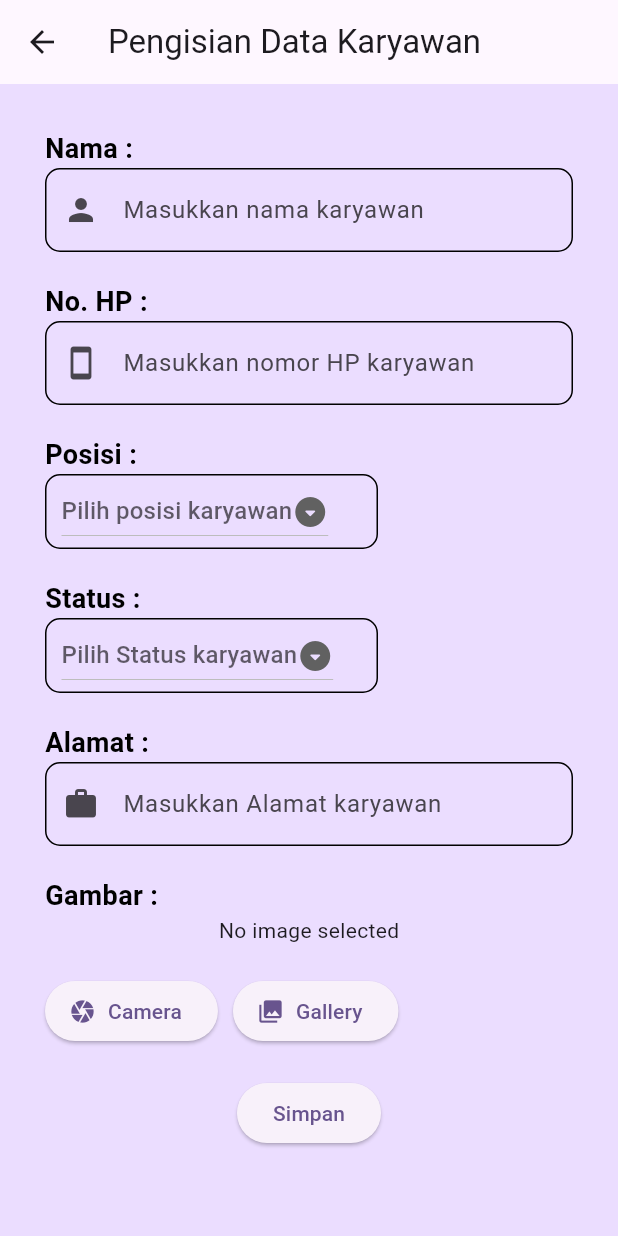
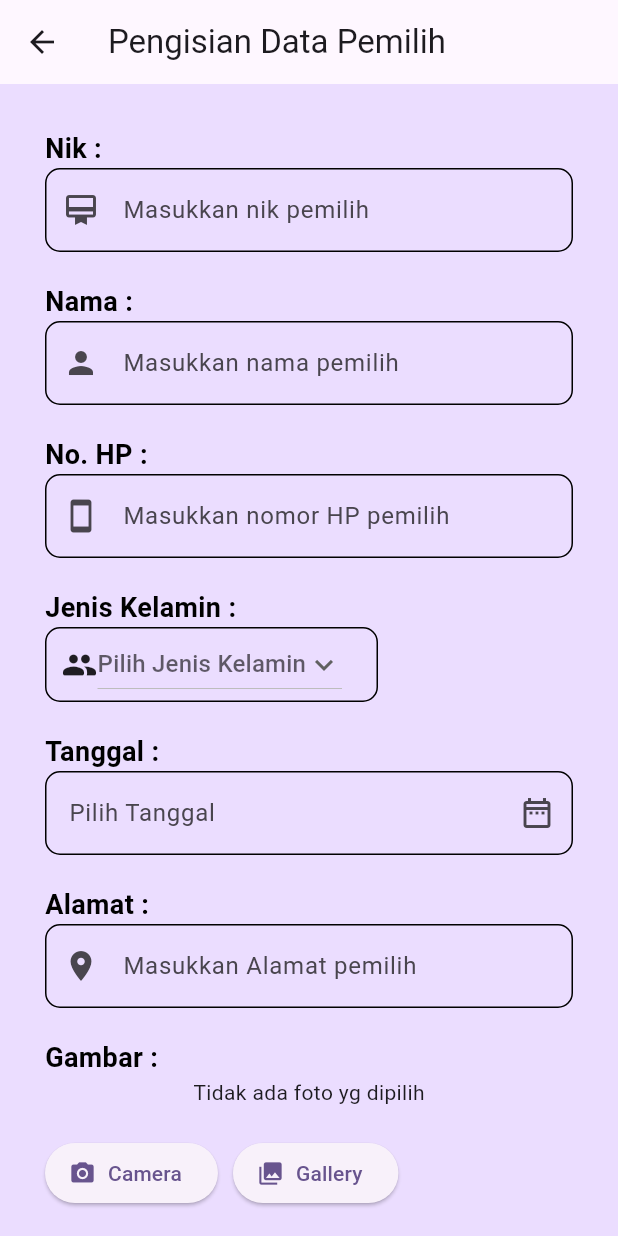
Before and after one commit to Magaretha14/app_data_karyawan, a Flutter app: the screen it shows after launch, after a tap on the "add" icon, on a phone screen of 412 x 824 dp. Run offline on Flutter 3.47's test engine with Material 3 defaults, Android fonts, the phone set to English and light mode, and no system bars; our stand-ins replace cloud_firestore, firebase_core, firebase_storage, geocoding, geolocator, google_maps_flutter and 1 more; accounts and stored records are empty.

Commit message:
mengubah konsep menjadi data pemilih kpu

```diff
--- a/lib/controller/formdata_controller.dart
+++ b/lib/controller/formdata_controller.dart
@@ -3,34 +3,35 @@ import 'dart:async';
 import 'package:app_data_karyawan/model/formdata_model.dart';
 import 'package:cloud_firestore/cloud_firestore.dart';
 
-class DataKaryawanController {
-  final dataCollection = FirebaseFirestore.instance.collection('datakaryawan');
+class DataPemilihController {
+  final dataCollection = FirebaseFirestore.instance.collection('datapemilih');
 
   final StreamController<List<DocumentSnapshot>> streamController =
       StreamController<List<DocumentSnapshot>>.broadcast();
 
   Stream<List<DocumentSnapshot>> get stream => streamController.stream;
 
-  Future<void> addDataKaryawan(FormModel datakaryawan) async {
-    final data = datakaryawan.toMap();
+  Future<void> addDataPemilih(FormModel datapemilih) async {
+    final data = datapemilih.toMap();
 
     final DocumentReference docRef = await dataCollection.add(data);
 
     final String docId = docRef.id;
 
-    final FormModel datakaryawanModel = FormModel(
+    final FormModel datapemilihModel = FormModel(
         id: docId,
-        nama: datakaryawan.nama,
-        notelp: datakaryawan.notelp,
-        posisi: datakaryawan.posisi,
-        status: datakaryawan.status,
-        alamat: datakaryawan.alamat,
-        gambar: datakaryawan.gambar);
+        nik: datapemilih.nik,
+        nama: datapemilih.nama,
+        notelp: datapemilih.notelp,
+        jk: datapemilih.jk,
+        tanggal: datapemilih.tanggal,
+        alamat: datapemilih.alamat,
+        gambar: datapemilih.gambar);
 
-    await docRef.update(datakaryawanModel.toMap());
+    await docRef.update(datapemilihModel.toMap());
   }
 
-  Future getDataKaryawan() async {
+  Future getDataPemilih() async {
     final data = await dataCollection.get();
 
     streamController.add(data.docs);
--- a/lib/model/formdata_model.dart
+++ b/lib/model/formdata_model.dart
@@ -2,18 +2,20 @@ import 'dart:convert';
 
 class FormModel {
   String? id;
+  final String nik;
   final String nama;
   final String notelp;
-  final String posisi;
-  final String status;
+  final String jk;
+  final String tanggal;
   final String alamat;
   final String gambar;
   FormModel({
     this.id,
+    required this.nik,
     required this.nama,
     required this.notelp,
-    required this.posisi,
-    required this.status,
+    required this.jk,
+    required this.tanggal,
     required this.alamat,
     required this.gambar,
   });
@@ -21,10 +23,11 @@ class FormModel {
   Map<String, dynamic> toMap() {
     return {
       'id': id,
+      'nik': nik,
       'nama': nama,
       'notelp': notelp,
-      'posisi': posisi,
-      'status': status,
+      'jk': jk,
+      'tanggal': tanggal,
       'alamat': alamat,
       'gambar': gambar,
     };
@@ -33,10 +36,11 @@ class FormModel {
   factory FormModel.fromMap(Map<String, dynamic> map) {
     return FormModel(
       id: map['id'],
+      nik: map['nik'] ?? '',
       nama: map['nama'] ?? '',
       notelp: map['notelp'] ?? '',
-      posisi: map['posisi'] ?? '',
-      status: map['status'] ?? '',
+      jk: map['jk'] ?? '',
+      tanggal: map['tanggal'] ?? '',
       alamat: map['alamat'] ?? '',
       gambar: map['gambar'] ?? '',
     );
--- a/lib/view/detaildata.dart
+++ b/lib/view/detaildata.dart
@@ -2,21 +2,24 @@ import 'package:app_data_karyawan/view/homepage.dart';
 import 'package:flutter/material.dart';
 
 class DetailDataPage extends StatefulWidget {
-  const DetailDataPage(
-      {super.key,
-      this.id,
-      this.nama,
-      this.notelp,
-      this.posisi,
-      this.status,
-      this.alamat,
-      this.gambar});
+  const DetailDataPage({
+    super.key,
+    this.id,
+    this.nik,
+    this.nama,
+    this.notelp,
+    this.jk,
+    this.tanggal,
+    this.alamat,
+    this.gambar,
+  });
 
   final String? id;
+  final String? nik;
   final String? nama;
   final String? notelp;
-  final String? posisi;
-  final String? status;
+  final String? jk;
+  final String? tanggal;
   final String? alamat;
   final String? gambar;
 
@@ -32,7 +35,7 @@ class _DetailDataPageState extends State<DetailDataPage> {
     return Scaffold(
       backgroundColor: Theme.of(context).colorScheme.primaryContainer,
       appBar: AppBar(
-        title: const Text("Detail Data Karyawan"),
+        title: const Text("Detail Data Pemilih"),
       ),
       body: SafeArea(
         child: Form(
@@ -52,6 +55,34 @@ class _DetailDataPageState extends State<DetailDataPage> {
                       fit: BoxFit.cover,
                     ),
                   ),
+                Container(
+                  alignment: Alignment.centerLeft,
+                  child: const Text(
+                    'Nik :',
+                    style: TextStyle(
+                      color: Colors.black,
+                      fontWeight: FontWeight.bold,
+                      fontSize: 18,
+                    ),
+                  ),
+                ),
+                TextFormField(
+                  keyboardType: TextInputType.name,
+                  decoration: InputDecoration(
+                    prefixIcon: const Icon(Icons.card_membership),
+                    border: OutlineInputBorder(
+                      borderRadius: BorderRadius.circular(10),
+                    ),
+                    enabledBorder: OutlineInputBorder(
+                      borderRadius: BorderRadius.circular(10),
+                    ),
+                  ),
+                  initialValue: widget.nik,
+                  readOnly: true,
+                ),
+                const SizedBox(
+                  height: 20,
+                ),
                 Container(
                   alignment: Alignment.centerLeft,
                   child: const Text(
@@ -111,7 +142,7 @@ class _DetailDataPageState extends State<DetailDataPage> {
                 Container(
                   alignment: Alignment.centerLeft,
                   child: const Text(
-                    'Posisi :',
+                    'Jenis Kelamin :',
                     style: TextStyle(
                       color: Colors.black,
                       fontWeight: FontWeight.bold,
@@ -122,7 +153,7 @@ class _DetailDataPageState extends State<DetailDataPage> {
                 TextFormField(
                   keyboardType: TextInputType.name,
                   decoration: InputDecoration(
-                    prefixIcon: const Icon(Icons.personal_injury_outlined),
+                    prefixIcon: const Icon(Icons.group_rounded),
                     border: OutlineInputBorder(
                       borderRadius: BorderRadius.circular(10),
                     ),
@@ -130,7 +161,7 @@ class _DetailDataPageState extends State<DetailDataPage> {
                       borderRadius: BorderRadius.circular(10),
                     ),
                   ),
-                  initialValue: widget.posisi,
+                  initialValue: widget.jk,
                   readOnly: true,
                 ),
                 const SizedBox(
@@ -139,7 +170,7 @@ class _DetailDataPageState extends State<DetailDataPage> {
                 Container(
                   alignment: Alignment.centerLeft,
                   child: const Text(
-                    'Status :',
+                    'Tanggal :',
                     style: TextStyle(
                       color: Colors.black,
                       fontWeight: FontWeight.bold,
@@ -150,7 +181,7 @@ class _DetailDataPageState extends State<DetailDataPage> {
                 TextFormField(
                   keyboardType: TextInputType.name,
                   decoration: InputDecoration(
-                    prefixIcon: const Icon(Icons.offline_pin),
+                    prefixIcon: const Icon(Icons.date_range_outlined),
                     border: OutlineInputBorder(
                       borderRadius: BorderRadius.circular(10),
                     ),
@@ -158,7 +189,7 @@ class _DetailDataPageState extends State<DetailDataPage> {
                       borderRadius: BorderRadius.circular(10),
                     ),
                   ),
-                  initialValue: widget.status,
+                  initialValue: widget.tanggal,
                   readOnly: true,
                 ),
                 const SizedBox(
--- a/lib/view/formdata.dart
+++ b/lib/view/formdata.dart
@@ -6,6 +6,7 @@ import 'package:app_data_karyawan/view/maps_page.dart';
 import 'package:firebase_storage/firebase_storage.dart';
 import 'package:flutter/material.dart';
 import 'package:image_picker/image_picker.dart';
+import 'package:intl/intl.dart';
 
 class Formpage extends StatefulWidget {
   const Formpage({super.key});
@@ -17,34 +18,17 @@ class Formpage extends StatefulWidget {
 class _FormpageState extends State<Formpage> {
   final _formKey = GlobalKey<FormState>();
 
+  String? nik;
   String? nama;
   String? notelp;
-  String? posisi;
-  String? status;
+  String? jk;
+  String? tanggal;
   String? alamat;
   String? gambar;
 
-  var dkController = DataKaryawanController();
+  var dpController = DataPemilihController();
 
-  List<String> pilihanPosisi = [
-    'Kasir',
-    'Karyawan Gudang',
-    'Karyawan Toko',
-    'Supplier'
-  ];
-
-  List<String> pilihanStatus = ['Aktif', 'Tidak Aktif'];
-
-  List<DropdownMenuItem> generatePosisi(List<String> pilPosisi) {
-    List<DropdownMenuItem> itemsPosisi = [];
-    for (var itemPosisi in pilPosisi) {
-      itemsPosisi.add(DropdownMenuItem(
-        child: Text(itemPosisi),
-        value: itemPosisi,
-      ));
-    }
-    return itemsPosisi;
-  }
+  List<String> pilihanStatus = ['Laki - laki', 'Perempuan'];
 
   List<DropdownMenuItem> generateStatus(List<String> pilStatus) {
     List<DropdownMenuItem> itemsStatus = [];
@@ -57,6 +41,8 @@ class _FormpageState extends State<Formpage> {
     return itemsStatus;
   }
 
+  final TextEditingController datetimeinput = TextEditingController();
+  final TextEditingController _controllerNik = TextEditingController();
   final TextEditingController _controllerNama = TextEditingController();
   final TextEditingController _controllerNoTelp = TextEditingController();
   final TextEditingController _controllerAlamat = TextEditingController();
@@ -66,7 +52,7 @@ class _FormpageState extends State<Formpage> {
     return Scaffold(
       backgroundColor: Theme.of(context).colorScheme.primaryContainer,
       appBar: AppBar(
-        title: const Text("Pengisian Data Karyawan"),
+        title: const Text("Pengisian Data Pemilih"),
       ),
       body: SafeArea(
         child: Form(
@@ -75,6 +61,43 @@ class _FormpageState extends State<Formpage> {
             padding: const EdgeInsets.all(30.0),
             child: Column(
               children: [
+                Container(
+                  alignment: Alignment.centerLeft,
+                  child: const Text(
+                    'Nik :',
+                    style: TextStyle(
+                      color: Colors.black,
+                      fontWeight: FontWeight.bold,
+                      fontSize: 18,
+                    ),
+                  ),
+                ),
+                TextFormField(
+                  controller: _controllerNik,
+                  keyboardType: TextInputType.name,
+                  decoration: InputDecoration(
+                    hintText: "Masukkan nik pemilih",
+                    prefixIcon: const Icon(Icons.card_membership),
+                    border: OutlineInputBorder(
+                      borderRadius: BorderRadius.circular(10),
+                    ),
+                    enabledBorder: OutlineInputBorder(
+                      borderRadius: BorderRadius.circular(10),
+                    ),
+                  ),
+                  onChanged: (value) {
+                    nik = value;
+                  },
+                  validator: (value) {
+                    if (value == null || value.isEmpty) {
+                      return 'nik tidak boleh kosong';
+                    }
+                    return null;
+                  },
+                ),
+                const SizedBox(
+                  height: 20,
+                ),
                 Container(
                   alignment: Alignment.centerLeft,
                   child: const Text(
@@ -90,7 +113,7 @@ class _FormpageState extends State<Formpage> {
                   controller: _controllerNama,
                   keyboardType: TextInputType.name,
                   decoration: InputDecoration(
-                    hintText: "Masukkan nama karyawan",
+                    hintText: "Masukkan nama pemilih",
                     prefixIcon: const Icon(Icons.person),
                     border: OutlineInputBorder(
                       borderRadius: BorderRadius.circular(10),
@@ -127,7 +150,7 @@ class _FormpageState extends State<Formpage> {
                   controller: _controllerNoTelp,
                   keyboardType: TextInputType.name,
                   decoration: InputDecoration(
-                    hintText: "Masukkan nomor HP karyawan",
+                    hintText: "Masukkan nomor HP pemilih",
                     prefixIcon: const Icon(Icons.smartphone),
                     border: OutlineInputBorder(
                       borderRadius: BorderRadius.circular(10),
@@ -152,7 +175,7 @@ class _FormpageState extends State<Formpage> {
                 Container(
                   alignment: Alignment.centerLeft,
                   child: const Text(
-                    'Posisi :',
+                    'Jenis Kelamin :',
                     style: TextStyle(
                       color: Colors.black,
                       fontWeight: FontWeight.bold,
@@ -167,18 +190,23 @@ class _FormpageState extends State<Formpage> {
                   decoration: BoxDecoration(
                       border: Border.all(color: Colors.black, width: 1),
                       borderRadius: BorderRadius.circular(10)),
-                  child: DropdownButton(
+                  child: Row(
+                    children: [
+                      const Icon(Icons.group_rounded),
+                      DropdownButton(
                         borderRadius: BorderRadius.circular(10),
-                    icon: const Icon(Icons.arrow_drop_down_circle_rounded),
+                        icon: const Icon(Icons.keyboard_arrow_down),
                         dropdownColor: const Color.fromARGB(255, 223, 121, 238),
-                    hint: const Text("Pilih posisi karyawan"),
-                    value: posisi,
-                    items: generatePosisi(pilihanPosisi),
-                    onChanged: (itemPosisi) {
+                        hint: const Text("Pilih Jenis Kelamin"),
+                        value: jk,
+                        items: generateStatus(pilihanStatus),
+                        onChanged: (itemStatus) {
                           setState(() {
-                        posisi = itemPosisi;
+                            jk = itemStatus;
                           });
                         },
+                      ),
+                    ],
                   ),
                 ),
                 const SizedBox(
@@ -187,7 +215,7 @@ class _FormpageState extends State<Formpage> {
                 Container(
                   alignment: Alignment.centerLeft,
                   child: const Text(
-                    'Status :',
+                    'Tanggal :',
                     style: TextStyle(
                       color: Colors.black,
                       fontWeight: FontWeight.bold,
@@ -195,30 +223,38 @@ class _FormpageState extends State<Formpage> {
                     ),
                   ),
                 ),
-                Container(
-                  alignment: Alignment.centerLeft,
-                  padding: const EdgeInsets.only(left: 10),
-                  margin: const EdgeInsets.only(right: 130),
-                  decoration: BoxDecoration(
-                      border: Border.all(color: Colors.black, width: 1),
-                      borderRadius: BorderRadius.circular(10)),
-                  child: DropdownButton(
+                TextFormField(
+                  controller: datetimeinput,
+                  decoration: InputDecoration(
+                    hintText: "Pilih Tanggal",
+                    suffixIcon: const Icon(Icons.date_range_outlined),
+                    border: OutlineInputBorder(
                       borderRadius: BorderRadius.circular(10),
-                    icon: const Icon(Icons.arrow_drop_down_circle_rounded),
-                    dropdownColor: const Color.fromARGB(255, 223, 121, 238),
-                    hint: const Text("Pilih Status karyawan"),
-                    value: status,
-                    items: generateStatus(pilihanStatus),
-                    onChanged: (itemStatus) {
+                    ),
+                    enabledBorder: OutlineInputBorder(
+                      borderRadius: BorderRadius.circular(10),
+                    ),
+                  ),
+                  readOnly: true,
+                  validator: validateTanggal,
+                  onTap: () async {
+                    DateTime? tanggalpick = await showDatePicker(
+                      context: context,
+                      initialDate: DateTime.now(),
+                      firstDate: DateTime(2000),
+                      lastDate: DateTime(2100),
+                    );
+
+                    if (tanggalpick != null) {
+                      tanggal = DateFormat('dd-MM-yyyy').format(tanggalpick);
+
                       setState(() {
-                        status = itemStatus;
+                        datetimeinput.text = tanggal.toString();
                       });
+                    }
                   },
                 ),
-                ),
-                const SizedBox(
-                  height: 20,
-                ),
+                const SizedBox(height: 20),
                 Container(
                   alignment: Alignment.centerLeft,
                   child: const Text(
@@ -234,8 +270,8 @@ class _FormpageState extends State<Formpage> {
                   controller: _controllerAlamat,
                   keyboardType: TextInputType.name,
                   decoration: InputDecoration(
-                    hintText: "Masukkan Alamat karyawan",
-                    prefixIcon: const Icon(Icons.work),
+                    hintText: "Masukkan Alamat pemilih",
+                    prefixIcon: const Icon(Icons.location_on),
                     border: OutlineInputBorder(
                       borderRadius: BorderRadius.circular(10),
                     ),
@@ -283,7 +319,7 @@ class _FormpageState extends State<Formpage> {
                         height: 120,
                         width: 120,
                       )
-                    : const Text('No image selected'),
+                    : const Text('Tidak ada foto yg dipilih'),
                 const SizedBox(
                   height: 20,
                 ),
@@ -291,7 +327,7 @@ class _FormpageState extends State<Formpage> {
                   children: [
                     ElevatedButton.icon(
                       onPressed: () => _uploadImage(ImageSource.camera),
-                      icon: const Icon(Icons.camera),
+                      icon: const Icon(Icons.camera_alt),
                       label: const Text('Camera'),
                     ),
                     const SizedBox(width: 10),
@@ -307,26 +343,26 @@ class _FormpageState extends State<Formpage> {
                   onPressed: () {
                     if (_formKey.currentState!.validate() &&
                         gambar != null &&
-                        posisi != null &&
-                        status != null) {
+                        jk != null) {
                       _formKey.currentState!.save();
                       FormModel dk = FormModel(
+                          nik: nik!,
                           nama: nama!,
                           notelp: notelp!,
-                          posisi: posisi!,
-                          status: status!,
+                          jk: jk!,
+                          tanggal: datetimeinput.text,
                           alamat: _controllerAlamat.text,
                           gambar: gambar!);
 
-                      dkController.addDataKaryawan(dk);
+                      dpController.addDataPemilih(dk);
                       ScaffoldMessenger.of(context).showSnackBar(const SnackBar(
-                          content: Text('Data Karyawan Berhasil ditambahkan')));
+                          content: Text('Data Pemilih Berhasil ditambahkan')));
 
                       Navigator.pop(context, true);
                     } else {
                       ScaffoldMessenger.of(context).showSnackBar(const SnackBar(
                           content: Text(
-                              'Data karyawan belum terisi semua silahkan lengkapi terlebih dahulu')));
+                              'Data pemilih belum terisi semua silahkan lengkapi terlebih dahulu')));
                     }
                   },
                   child: const Text("Simpan"),
@@ -374,3 +410,10 @@ class _FormpageState extends State<Formpage> {
     }
   }
 }
+
+String? validateTanggal(String? value) {
+  if (value == null || value.isEmpty) {
+    return "Tolong masukan tanggal";
+  }
+  return null;
+}
--- a/lib/view/homepage.dart
+++ b/lib/view/homepage.dart
@@ -12,16 +12,16 @@ class HomePage extends StatefulWidget {
 }
 
 class _HomePageState extends State<HomePage> {
-  var dkController = DataKaryawanController();
+  var dpController = DataPemilihController();
 
   @override
   void initState() {
-    dkController.getDataKaryawan();
+    dpController.getDataPemilih();
     super.initState();
   }
 
   // Future<void> _refreshData() async {
-  //   await dkController.getDataKaryawan();
+  //   await dkController.getdatapemilih();
   // }
 
   @override
@@ -38,7 +38,7 @@ class _HomePageState extends State<HomePage> {
           children: [
             Expanded(
               child: StreamBuilder<List<DocumentSnapshot>>(
-                stream: dkController.stream,
+                stream: dpController.stream,
                 builder: (context, snapshot) {
                   if (!snapshot.hasData) {
                     return const Center(
@@ -46,10 +46,10 @@ class _HomePageState extends State<HomePage> {
                     );
                   }
 
-                  final List<DocumentSnapshot> datakaryawan = snapshot.data!;
+                  final List<DocumentSnapshot> datapemilih = snapshot.data!;
 
                   return ListView.builder(
-                    itemCount: datakaryawan.length,
+                    itemCount: datapemilih.length,
                     itemBuilder: (context, index) {
                       return Padding(
                         padding: const EdgeInsets.all(5.0),
@@ -59,19 +59,20 @@ class _HomePageState extends State<HomePage> {
                               context,
                               MaterialPageRoute(
                                 builder: (context) => DetailDataPage(
-                                  id: datakaryawan[index]['id'],
-                                  nama: datakaryawan[index]['nama'],
-                                  notelp: datakaryawan[index]['notelp'],
-                                  posisi: datakaryawan[index]['posisi'],
-                                  status: datakaryawan[index]['status'],
-                                  alamat: datakaryawan[index]['alamat'],
-                                  gambar: datakaryawan[index]['gambar'],
+                                  id: datapemilih[index]['id'],
+                                  nik: datapemilih[index]['nik'],
+                                  nama: datapemilih[index]['nama'],
+                                  notelp: datapemilih[index]['notelp'],
+                                  jk: datapemilih[index]['jk'],
+                                  tanggal: datapemilih[index]['tanggal'],
+                                  alamat: datapemilih[index]['alamat'],
+                                  gambar: datapemilih[index]['gambar'],
                                 ),
                               ),
                             ).then((value) {
                               if (value == true) {
                                 setState(() {
-                                  dkController.getDataKaryawan();
+                                  dpController.getDataPemilih();
                                 });
                               }
                             });
@@ -89,7 +90,7 @@ class _HomePageState extends State<HomePage> {
                                     borderRadius: BorderRadius.circular(10),
                                   ),
                                   child: Image.network(
-                                    datakaryawan[index]['gambar'],
+                                    datapemilih[index]['gambar'],
                                     fit: BoxFit.cover,
                                   ),
                                 ),
@@ -99,30 +100,25 @@ class _HomePageState extends State<HomePage> {
                                         CrossAxisAlignment.start,
                                     children: [
                                       Text(
-                                        "Nama : ${datakaryawan[index]['nama']}",
+                                        "Nik : ${datapemilih[index]['nik']}",
                                         style: const TextStyle(
                                             fontWeight: FontWeight.bold),
                                       ),
                                       Text(
-                                        "No. Telp : ${datakaryawan[index]['notelp']}",
+                                        "Nama : ${datapemilih[index]['nama']}",
                                         style: const TextStyle(
                                             fontWeight: FontWeight.bold),
                                       ),
                                       Text(
-                                        "Posisi : ${datakaryawan[index]['posisi']}",
+                                        "No. Telp : ${datapemilih[index]['notelp']}",
                                         style: const TextStyle(
                                             fontWeight: FontWeight.bold),
                                       ),
                                       Text(
-                                        "Status : ${datakaryawan[index]['status']}",
+                                        "Tanggal : ${datapemilih[index]['tanggal']}",
                                         style: const TextStyle(
                                             fontWeight: FontWeight.bold),
                                       ),
-                                      Text(
-                                        "Alamat : ${datakaryawan[index]['alamat']}",
-                                        style: const TextStyle(
-                                            fontWeight: FontWeight.bold),
-                                      )
                                     ],
                                   ),
                                 )
@@ -146,7 +142,7 @@ class _HomePageState extends State<HomePage> {
             MaterialPageRoute(builder: (context) => Formpage()),
           ).then((value) => {
                 setState(() {
-                  dkController.getDataKaryawan();
+                  dpController.getDataPemilih();
                 })
               });
         },
--- a/pubspec.yaml
+++ b/pubspec.yaml
@@ -43,6 +43,7 @@ dependencies:
   geocoding: ^3.0.0
   image_picker: ^1.1.2
   firebase_storage: ^11.7.7
+  intl: ^0.19.0
 
 dev_dependencies:
   flutter_test:
```
Also changed, not shown: pubspec.lock. Lines whose indentation alone changed are shown as unchanged.
